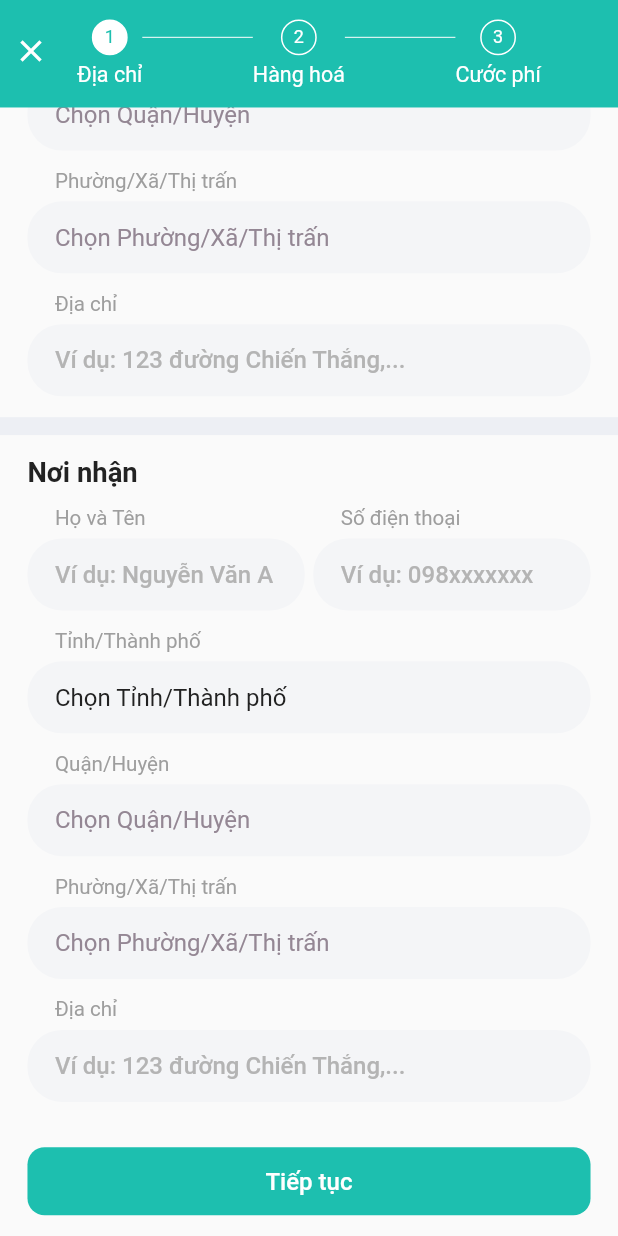
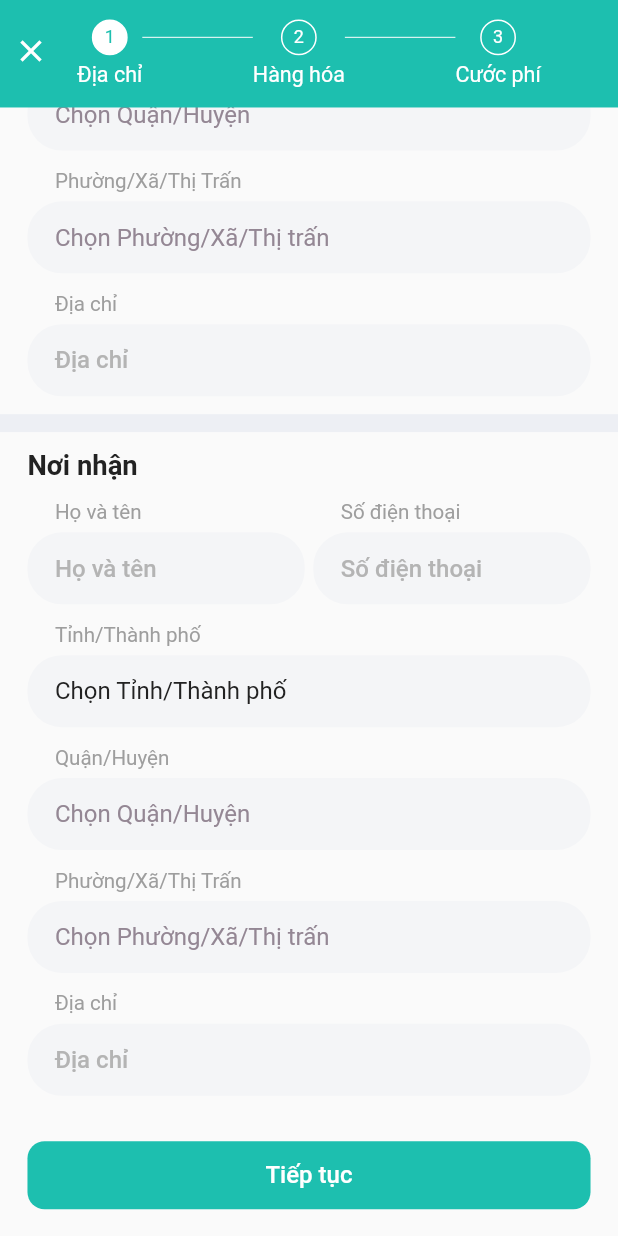
Before and after one commit to Hatunavu/shipf, a Flutter app: the OrderScreen screen opened by its route, scrolled down 250 dp, on a phone screen of 412 x 824 dp. Run offline on Flutter 3.47's test engine with Material 2 defaults, Android fonts, the light colour scheme and no system bars; our stand-ins replace auto_route, bloc, bot_toast, cached_network_image, dio, flutter_bloc and 12 more; missing offline and left inert: cached_network_image_platform_interface; accounts and stored records are empty; generated files the repository leaves out were written again; project files that could hold a hidden picture were left out.

Commit message:
split code order screen

```diff
--- a/lib/foundation/constant.dart
+++ b/lib/foundation/constant.dart
@@ -1,3 +1,4 @@
+import 'package:flutter_gen/gen_l10n/app_localizations.dart';
 import 'package:shipf/ui/app_cubit.dart';
 
 class ApiConstants {
@@ -6,3 +7,4 @@ class ApiConstants {
 }
 
 late AppCubit appCubit;
+late AppLocalizations text;
--- a/lib/l10n/app_vi.arb
+++ b/lib/l10n/app_vi.arb
@@ -16,5 +16,38 @@
     "resend": "Gửi lại",
     "verify": "Xác thực",
     "code_send": "Một mã xác thực đã được gửi về:",
-    "phone": "Số điện thoại"
+    "phone": "Số điện thoại",
+    "sending_place": "Nơi gửi",
+    "recipients": "Nơi nhận",
+    "full_name": "Họ và tên",
+    "city": "Tỉnh/Thành phố",
+    "district": "Quận/Huyện",
+    "ward": "Phường/Xã/Thị Trấn",
+    "address": "Địa chỉ",
+    "continuee": "Tiếp tục",
+    "parcel_info": "Thông tin hàng hóa",
+    "parcel_name": "Tên hàng hóa",
+    "value": "Giá trị",
+    "quantity": "Số lượng",
+    "weight": "Khối lượng",
+    "parcel_size": "Kích thước hàng hóa",
+    "length": "Chiều dài",
+    "width": "Chiều rộng",
+    "height": "Chiều cao",
+    "parcel_loading": "Bốc xếp hàng hóa",
+    "delivery_point": "Đầu giao",
+    "pickup_point": "Đầu lấy",
+    "payment_info":"Thông tin thanh toán",
+    "cod": "COD",
+    "insurance": "Bảo hiểm hàng hóa",
+    "note": "Ghi chú",
+    "service": "Dịch vụ",
+    "other_fee": "Phí khác",
+    "loading_price": "Giá bốc xếp/tấn/chiều",
+    "total_loading_price": "Tổng giá bốc xếp",
+    "insurance_fee": "Phí bảo hiểm",
+    "total_price": "Tổng cước",
+    "parcel": "Hàng hóa",
+    "fee": "Cước phí",
+    "create_order": "Tạo đơn"
 }
--- a/lib/ui/screen/auth/login/enter_pass/enter_pass_screen.dart
+++ b/lib/ui/screen/auth/login/enter_pass/enter_pass_screen.dart
@@ -3,10 +3,10 @@
 import 'package:auto_route/auto_route.dart';
 import 'package:flutter/material.dart';
 import 'package:flutter_bloc/flutter_bloc.dart';
-import 'package:flutter_gen/gen_l10n/app_localizations.dart';
 import 'package:flutter_screenutil/flutter_screenutil.dart';
 import 'package:shipf/data/repository/main/main_repository.dart';
 import 'package:shipf/foundation/app_path.dart';
+import 'package:shipf/foundation/constant.dart';
 import 'package:shipf/injection.dart';
 import 'package:shipf/ui/app_cubit.dart';
 import 'package:shipf/ui/router/router.gr.dart';
@@ -32,7 +32,6 @@ class EnterPassScreen extends StatelessWidget {
 
   @override
   Widget build(BuildContext context) {
-    final text = AppLocalizations.of(context)!;
     return GestureDetector(
       onTap: () {
         unfocus(context);
--- a/lib/ui/screen/auth/login/login_screen.dart
+++ b/lib/ui/screen/auth/login/login_screen.dart
@@ -3,7 +3,6 @@
 import 'package:auto_route/auto_route.dart';
 import 'package:flutter/material.dart';
 import 'package:flutter_bloc/flutter_bloc.dart';
-import 'package:flutter_gen/gen_l10n/app_localizations.dart';
 import 'package:flutter_screenutil/flutter_screenutil.dart';
 import 'package:shipf/data/repository/main/main_repository.dart';
 import 'package:shipf/enums/enum_role.dart';
@@ -32,7 +31,6 @@ class LoginScreen extends StatelessWidget {
 
   @override
   Widget build(BuildContext context) {
-    final text = AppLocalizations.of(context)!;
     return GestureDetector(
       onTap: () {
         unfocus(context);
--- a/lib/ui/screen/auth/reset_pass/reset_pass_screen.dart
+++ b/lib/ui/screen/auth/reset_pass/reset_pass_screen.dart
@@ -3,10 +3,10 @@
 import 'package:auto_route/auto_route.dart';
 import 'package:flutter/material.dart';
 import 'package:flutter_bloc/flutter_bloc.dart';
-import 'package:flutter_gen/gen_l10n/app_localizations.dart';
 import 'package:flutter_screenutil/flutter_screenutil.dart';
 import 'package:shipf/data/repository/main/main_repository.dart';
 import 'package:shipf/foundation/app_path.dart';
+import 'package:shipf/foundation/constant.dart';
 import 'package:shipf/injection.dart';
 import 'package:shipf/ui/app_cubit.dart';
 import 'package:shipf/ui/router/router.gr.dart';
@@ -38,7 +38,6 @@ class ResetPassScreen extends StatelessWidget {
   @override
   Widget build(BuildContext context) {
     _phoneController.text = phone;
-    final text = AppLocalizations.of(context)!;
     return GestureDetector(
       onTap: () {
         unfocus(context);
--- a/lib/ui/screen/auth/splash/splash_screen.dart
+++ b/lib/ui/screen/auth/splash/splash_screen.dart
@@ -1,7 +1,9 @@
 import 'package:auto_route/auto_route.dart';
 import 'package:dio/dio.dart';
 import 'package:flutter/material.dart';
+import 'package:flutter_gen/gen_l10n/app_localizations.dart';
 import 'package:shipf/data/repository/main/main_repository.dart';
+import 'package:shipf/foundation/constant.dart';
 import 'package:shipf/injection.dart';
 import 'package:shipf/ui/router/router.gr.dart';
 import 'package:shipf/ui/services/account_services.dart';
@@ -81,6 +83,7 @@ class _SplashScreenState extends State<SplashScreen> {
 
   @override
   Widget build(BuildContext context) {
+    text = AppLocalizations.of(context)!;
     return Scaffold(
       backgroundColor: Colors.white,
       // body: BlocProvider(
--- a/lib/ui/screen/main/order/order_screen.dart
+++ b/lib/ui/screen/main/order/order_screen.dart
@@ -19,6 +19,13 @@ class OrderScreen extends StatefulWidget {
 
 class _OrderScreenState extends State<OrderScreen> {
   // final GlobalKey<FormState> _formKey = GlobalKey<FormState>();
+  final TextEditingController senderController = TextEditingController();
+  final TextEditingController senderPhoneController = TextEditingController();
+  final TextEditingController senderAddressController = TextEditingController();
+  final TextEditingController receiverController = TextEditingController();
+  final TextEditingController receiverPhoneController = TextEditingController();
+  final TextEditingController receiverAddressController =
+      TextEditingController();
   late OrderCubit orderCubit;
   @override
   Widget build(BuildContext context) {
@@ -34,7 +41,13 @@ class _OrderScreenState extends State<OrderScreen> {
           final stepWidget = state.stepOrderType == StepOrderType.address
               ? OrderAddressWidget(
                   orderCubit: orderCubit,
-                )
+                  // senderNameController: senderController,
+                  // senderPhoneController: senderPhoneController,
+                  // senderAddressController: senderAddressController,
+                  // receiverNameController: receiverController,
+                  // receiverPhoneController: receiverPhoneController,
+                  // receiverAddressController: receiverAddressController,
+                  )
               : state.stepOrderType == StepOrderType.parcel
                   ? OrderParcelWidget()
                   : OrderFeeWidget();
--- a/lib/ui/screen/main/order/widget/order_address_widget.dart
+++ b/lib/ui/screen/main/order/widget/order_address_widget.dart
@@ -1,35 +1,62 @@
+// ignore_for_file: must_be_immutable
+
 import 'package:flutter/material.dart';
-import 'package:flutter_screenutil/flutter_screenutil.dart';
 import 'package:shipf/enums/enum_step_order.dart';
+import 'package:shipf/foundation/constant.dart';
 import 'package:shipf/ui/screen/main/add_address/widget/select_address_widget.dart';
 import 'package:shipf/ui/screen/main/order/cubit/order_cubit.dart';
+import 'package:shipf/ui/screen/main/order/widget/order_label_text_filed_widget.dart';
 import 'package:shipf/ui/shared/textfield/primary_textfield.dart';
 import 'package:shipf/ui/shared/widget/button/primary_button.dart';
+import 'package:shipf/ui/shared/widget/space/horizontal_space.dart';
+import 'package:shipf/ui/shared/widget/space/vertical_space.dart';
 import 'package:shipf/ui/theme/constant.dart';
 import 'package:shipf/ui/theme/text_style.dart';
 
-class OrderAddressWidget extends StatelessWidget {
+class OrderAddressWidget extends StatefulWidget {
   OrderCubit orderCubit;
   OrderAddressWidget({super.key, required this.orderCubit});
-  final TextEditingController _homeController = TextEditingController();
+
+  @override
+  State<OrderAddressWidget> createState() => _OrderAddressWidgetState();
+}
+
+class _OrderAddressWidgetState extends State<OrderAddressWidget> {
+  final TextEditingController _senderController = TextEditingController();
+  final TextEditingController _senderPhoneController = TextEditingController();
+  final TextEditingController _senderAddressController =
+      TextEditingController();
+  final TextEditingController _receiverController = TextEditingController();
+  final TextEditingController _receiverPhoneController =
+      TextEditingController();
+  final TextEditingController _receiverAddressController =
+      TextEditingController();
 
   @override
   Widget build(BuildContext context) {
     return Column(
       crossAxisAlignment: CrossAxisAlignment.start,
       children: [
-        address('Nơi gửi'),
-        Divider(
-          thickness: kDefaultPaddingHeightScreen,
+        address(
+            type: text.sending_place,
+            nameController: _senderController,
+            phoneController: _senderPhoneController,
+            addressController: _senderAddressController),
+        VerticalSpace(
+          kDefaultPaddingHeightScreen,
           color: backgroundColor,
         ),
-        address('Nơi nhận'),
+        address(
+            type: text.recipients,
+            nameController: _receiverController,
+            phoneController: _receiverPhoneController,
+            addressController: _receiverAddressController),
         Padding(
           padding: EdgeInsets.all(kDefaultPaddingWidthWidget),
           child: PrimaryButton(
-            label: 'Tiếp tục',
+            label: text.continuee,
             onPressed: () {
-              orderCubit.updateStepOrder(StepOrderType.parcel);
+              widget.orderCubit.updateStepOrder(StepOrderType.parcel);
             },
           ),
         )
@@ -37,7 +64,11 @@ class OrderAddressWidget extends StatelessWidget {
     );
   }
 
-  Widget address(String type) {
+  Widget address(
+      {required String type,
+      required TextEditingController nameController,
+      required TextEditingController phoneController,
+      required TextEditingController addressController}) {
     return Padding(
       padding: EdgeInsets.symmetric(
           horizontal: kDefaultPaddingWidthWidget,
@@ -49,8 +80,8 @@ class OrderAddressWidget extends StatelessWidget {
             type,
             style: textHeading,
           ),
-          SizedBox(
-            height: kDefaultPaddingHeightScreen / 2,
+          VerticalSpace(
+            kDefaultPaddingHeightScreen,
           ),
           Row(
             children: [
@@ -58,66 +89,55 @@ class OrderAddressWidget extends StatelessWidget {
                 child: Column(
                   crossAxisAlignment: CrossAxisAlignment.start,
                   children: [
-                    labelTextField('Họ và Tên'),
+                    OrderLabelTextFieldWidget(label: text.full_name),
                     PrimaryTextField(
                       label: '',
-                      controller: _homeController,
-                      hintText: 'Ví dụ: Nguyễn Văn A',
+                      controller: nameController,
+                      hintText: text.full_name,
                     ),
                   ],
                 ),
               ),
-              SizedBox(
-                width: kDefaultPaddingWidthScreen / 2,
+              HorizontalSpace(
+                kDefaultPaddingWidthScreen / 2,
               ),
               Expanded(
                 child: Column(
                   crossAxisAlignment: CrossAxisAlignment.start,
                   children: [
-                    labelTextField('Số điện thoại'),
+                    OrderLabelTextFieldWidget(label: text.phone),
                     PrimaryTextField(
                       label: '',
-                      controller: _homeController,
-                      hintText: 'Ví dụ: 098xxxxxxx',
+                      controller: phoneController,
+                      hintText: text.phone,
                     ),
                   ],
                 ),
               )
             ],
           ),
-          SizedBox(
-            height: kDefaultPaddingHeightScreen / 2,
+          VerticalSpace(
+            kDefaultPaddingHeightScreen,
           ),
-          itemSelectLocation(label: 'Tỉnh/Thành phố'),
-          SizedBox(
-            height: kDefaultPaddingHeightScreen / 2,
+          itemSelectLocation(label: text.city),
+          VerticalSpace(
+            kDefaultPaddingHeightScreen,
           ),
-          itemSelectLocation(label: 'Quận/Huyện', isDistrict: true),
-          SizedBox(
-            height: kDefaultPaddingHeightScreen / 2,
+          itemSelectLocation(label: text.district, isDistrict: true),
+          VerticalSpace(
+            kDefaultPaddingHeightScreen,
           ),
-          itemSelectLocation(label: 'Phường/Xã/Thị trấn', isWard: true),
-          SizedBox(
-            height: kDefaultPaddingHeightScreen / 2,
+          itemSelectLocation(label: text.ward, isWard: true),
+          VerticalSpace(
+            kDefaultPaddingHeightScreen,
           ),
-          labelTextField('Địa chỉ'),
+          OrderLabelTextFieldWidget(label: text.address),
           PrimaryTextField(
             label: '',
-            controller: _homeController,
-            hintText: 'Ví dụ: 123 đường Chiến Thắng,...',
+            controller: addressController,
+            hintText: text.address,
           ),
         ],
-      ),
-    );
-  }
-
-  Widget labelTextField(String label) {
-    return Padding(
-      padding: EdgeInsets.symmetric(
-          horizontal: kDefaultPaddingWidthWidget, vertical: 5.h),
-      child: Text(
-        label,
-        style: primarySubTitleStyle,
       ),
     );
   }
@@ -127,7 +147,7 @@ class OrderAddressWidget extends StatelessWidget {
     return Column(
       crossAxisAlignment: CrossAxisAlignment.start,
       children: [
-        labelTextField(label),
+        OrderLabelTextFieldWidget(label: label),
         SelectAddressWidget(
           label: label,
           isDistrict: isDistrict,
--- /dev/null
+++ b/lib/ui/screen/main/order/widget/order_label_text_filed_widget.dart
@@ -0,0 +1,26 @@
+import 'package:flutter/material.dart';
+import 'package:flutter_screenutil/flutter_screenutil.dart';
+import 'package:shipf/ui/theme/constant.dart';
+import 'package:shipf/ui/theme/text_style.dart';
+
+class OrderLabelTextFieldWidget extends StatelessWidget {
+  final String label;
+  const OrderLabelTextFieldWidget({super.key, required this.label});
+
+  @override
+  Widget build(BuildContext context) {
+    return Column(
+      children: [
+        Padding(
+          padding: EdgeInsets.symmetric(
+                  horizontal: kDefaultPaddingWidthWidget, vertical: 5.h)
+              .copyWith(top: 0),
+          child: Text(
+            label,
+            style: primarySubTitleStyle,
+          ),
+        ),
+      ],
+    );
+  }
+}
--- /dev/null
+++ b/lib/ui/shared/widget/space/vertical_space.dart
@@ -0,0 +1,20 @@
+import 'package:flutter/material.dart';
+
+class VerticalSpace extends StatelessWidget {
+  final double value;
+  final Color? color;
+
+  const VerticalSpace(this.value, {Key? key, this.color}) : super(key: key);
+
+  @override
+  Widget build(BuildContext context) {
+    return color != null
+        ? Container(
+            color: color,
+            height: value,
+          )
+        : SizedBox(
+            height: value,
+          );
+  }
+}
```
Also changed, not shown: lib/enums/enum_step_order.dart (+11 -9 lines), lib/ui/screen/auth/signup/siginup_screen.dart (+5 -6 lines), lib/ui/screen/main/order/widget/order_fee_widget.dart (+64 -57 lines), lib/ui/screen/main/order/widget/order_parcel_widget.dart (+112 -132 lines), lib/ui/shared/widget/space/horizontal_space.dart (added, +14 -0 lines).
